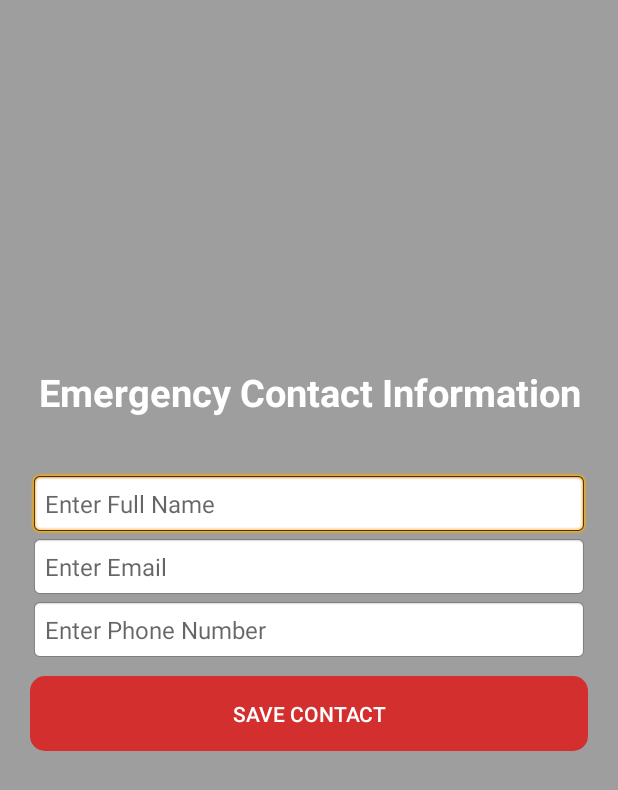
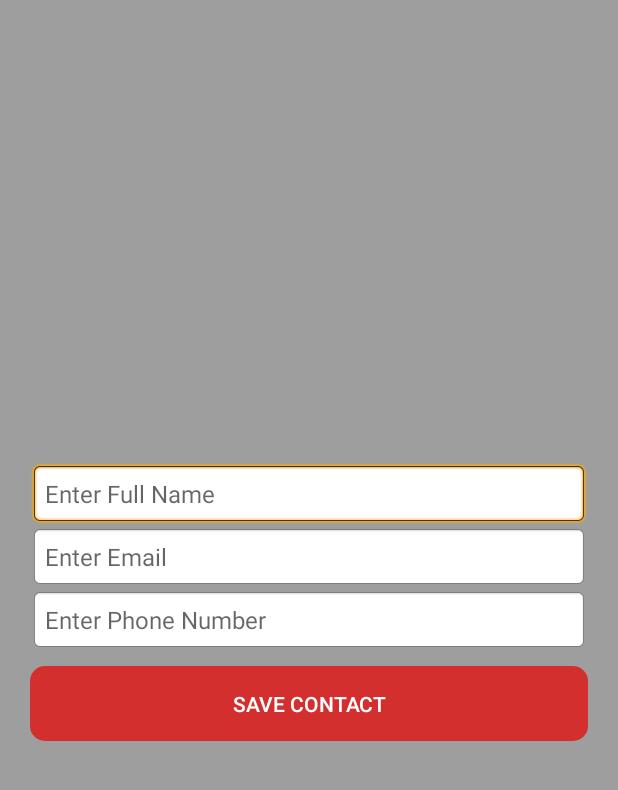
Before and after one commit to Joya-Saade/FypApp, an Android app: the EmergencyContactActivity screen opened directly, with no data from a screen before it, after a tap on "SAVE CONTACT", on a phone screen of 412 x 824 dp. Shown: the top 790 px of the screen. Run offline under Robolectric (Android 15) with nearby library versions, the phone set to English and light mode, and no system bars; our stand-ins replace Firebase (no records; nobody signed in at launch, a user with empty details on screens opened directly).

Commit message:
Emergency Contact Information Edit and Display done

```diff
--- a/app/src/main/AndroidManifest.xml
+++ b/app/src/main/AndroidManifest.xml
@@ -1,6 +1,8 @@
 <?xml version="1.0" encoding="utf-8"?>
 <manifest xmlns:android="http://schemas.android.com/apk/res/android"
     xmlns:tools="http://schemas.android.com/tools">
+
+    <uses-permission android:name="android.permission.INTERNET"/>
 
     <application
         android:allowBackup="true"
--- a/app/src/main/java/com/example/halo_test/EmergencyContactActivity.java
+++ b/app/src/main/java/com/example/halo_test/EmergencyContactActivity.java
@@ -1,18 +1,25 @@
 package com.example.halo_test;
 
 import android.os.Bundle;
+import android.util.Log;
 import android.view.View;
 import android.widget.Button;
 import android.widget.EditText;
 import android.widget.LinearLayout;
 import android.widget.TextView;
+import android.widget.Toast;
 import androidx.annotation.NonNull;
+import androidx.annotation.Nullable;
 import androidx.appcompat.app.AppCompatActivity;
 import androidx.cardview.widget.CardView;
 import com.google.firebase.auth.FirebaseAuth;
 import com.google.firebase.auth.FirebaseUser;
 import com.google.firebase.firestore.DocumentReference;
+import com.google.firebase.firestore.DocumentSnapshot;
+import com.google.firebase.firestore.EventListener;
 import com.google.firebase.firestore.FirebaseFirestore;
+import com.google.firebase.firestore.FirebaseFirestoreException;
+import com.google.firebase.firestore.SetOptions;
 import java.util.HashMap;
 import java.util.Map;
 
@@ -22,21 +29,22 @@ public class EmergencyContactActivity extends AppCompatActivity {
     private FirebaseUser currentUser;
 
     private EditText inputName, inputEmail, inputPhone;
-    private TextView contactName, contactEmail, contactPhone;
-    private Button btnSaveContact, btnEditContact;
+    private TextView contactName, contactEmail, contactPhone, contactTitle;
+    private Button btnSaveContact, btnEditContact, btnSendEmergencyEmail;
     private LinearLayout inputLayout;
     private CardView contactCard;
+
+    private String emergencyEmail;
 
     @Override
     protected void onCreate(Bundle savedInstanceState) {
         super.onCreate(savedInstanceState);
         setContentView(R.layout.activity_emergency_contact);
 
-        // Firebase initialization
         db = FirebaseFirestore.getInstance();
         currentUser = FirebaseAuth.getInstance().getCurrentUser();
 
-        // UI Elements
+        // UI Element Initialization
         inputLayout = findViewById(R.id.inputLayout);
         contactCard = findViewById(R.id.contactCard);
         inputName = findViewById(R.id.inputName);
@@ -45,17 +53,54 @@ public class EmergencyContactActivity extends AppCompatActivity {
         contactName = findViewById(R.id.contactName);
         contactEmail = findViewById(R.id.contactEmail);
         contactPhone = findViewById(R.id.contactPhone);
+        contactTitle = findViewById(R.id.contactTitle);
         btnSaveContact = findViewById(R.id.btnSaveContact);
         btnEditContact = findViewById(R.id.btnEditContact);
+        btnSendEmergencyEmail = findViewById(R.id.btnSendEmergencyEmail);
 
-        // Load contact info if it exists
+        // Load stored contact details & listen for emergency triggers
         loadEmergencyContact();
+        listenForEmergencyTrigger();
 
-        // Save contact button
         btnSaveContact.setOnClickListener(v -> saveEmergencyContact());
+        btnEditContact.setOnClickListener(v -> enableEditing());
+        btnSendEmergencyEmail.setOnClickListener(v -> {
+            if (emergencyEmail != null && !emergencyEmail.isEmpty()) {
+                sendEmergencyEmail();
+            } else {
+                Toast.makeText(this, "No emergency contact email found!", Toast.LENGTH_SHORT).show();
+            }
+        });
+    }
 
-        // Edit contact button
-        btnEditContact.setOnClickListener(v -> enableEditing());
+    private void listenForEmergencyTrigger() {
+        if (currentUser == null) return;
+        String userId = currentUser.getUid();
+        DocumentReference docRef = db.collection("EmergencyEvents").document(userId);
+
+        docRef.addSnapshotListener(new EventListener<DocumentSnapshot>() {
+            @Override
+            public void onEvent(@Nullable DocumentSnapshot document, @Nullable FirebaseFirestoreException e) {
+                if (e != null) {
+                    Log.w("Firestore", "🔥 Listen failed.", e);
+                    return;
+                }
+
+                if (document != null && document.exists()) {
+                    Boolean emergencyTrigger = document.getBoolean("emergency_trigger");
+
+                    if (Boolean.TRUE.equals(emergencyTrigger)) {
+                        Log.d("Firestore", "🚨 Emergency detected! Sending email...");
+                        sendEmergencyEmail();
+                        resetEmergencyTrigger();
+                    } else {
+                        Log.d("Firestore", "✅ No emergency detected.");
+                    }
+                } else {
+                    Log.d("Firestore", "⚠️ Document does not exist.");
+                }
+            }
+        });
     }
 
     private void loadEmergencyContact() {
@@ -65,23 +110,24 @@ public class EmergencyContactActivity extends AppCompatActivity {
 
         contactRef.get().addOnSuccessListener(documentSnapshot -> {
             if (documentSnapshot.exists()) {
-                // Contact found, display it
                 String name = documentSnapshot.getString("name");
-                String email = documentSnapshot.getString("email");
+                emergencyEmail = documentSnapshot.getString("email");
                 String phone = documentSnapshot.getString("phone");
 
                 contactName.setText("Name: " + name);
-                contactEmail.setText("Email: " + email);
+                contactEmail.setText("Email: " + emergencyEmail);
                 contactPhone.setText("Phone: " + phone);
+                contactTitle.setVisibility(View.VISIBLE);
 
-                // Show contact card & edit button, hide input fields
                 contactCard.setVisibility(View.VISIBLE);
                 btnEditContact.setVisibility(View.VISIBLE);
+                btnSendEmergencyEmail.setVisibility(View.VISIBLE);
                 inputLayout.setVisibility(View.GONE);
             } else {
-                // No contact found, show input fields
+                contactTitle.setVisibility(View.GONE);
                 contactCard.setVisibility(View.GONE);
                 btnEditContact.setVisibility(View.GONE);
+                btnSendEmergencyEmail.setVisibility(View.GONE);
                 inputLayout.setVisibility(View.VISIBLE);
             }
         });
@@ -91,22 +137,69 @@ public class EmergencyContactActivity extends AppCompatActivity {
         if (currentUser == null) return;
         String userId = currentUser.getUid();
 
+        // Validate input fields
+        String name = inputName.getText().toString().trim();
+        String email = inputEmail.getText().toString().trim();
+        String phone = inputPhone.getText().toString().trim();
+
+        if (name.isEmpty() || email.isEmpty() || phone.isEmpty()) {
+            Toast.makeText(this, "Please fill all fields!", Toast.LENGTH_SHORT).show();
+            return;
+        }
+
         Map<String, Object> contact = new HashMap<>();
-        contact.put("name", inputName.getText().toString().trim());
-        contact.put("email", inputEmail.getText().toString().trim());
-        contact.put("phone", inputPhone.getText().toString().trim());
+        contact.put("name", name);
+        contact.put("email", email);
+        contact.put("phone", phone);
 
         db.collection("EmergencyContacts").document(userId).set(contact)
-                .addOnSuccessListener(aVoid -> loadEmergencyContact());
+                .addOnSuccessListener(aVoid -> {
+                    Toast.makeText(this, "Emergency Contact Saved!", Toast.LENGTH_SHORT).show();
+                    loadEmergencyContact();
+                })
+                .addOnFailureListener(e -> Toast.makeText(this, "Error Saving Contact!", Toast.LENGTH_SHORT).show());
     }
 
     private void enableEditing() {
         contactCard.setVisibility(View.GONE);
         btnEditContact.setVisibility(View.GONE);
+        btnSendEmergencyEmail.setVisibility(View.GONE);
         inputLayout.setVisibility(View.VISIBLE);
 
         inputName.setText(contactName.getText().toString().replace("Name: ", ""));
         inputEmail.setText(contactEmail.getText().toString().replace("Email: ", ""));
         inputPhone.setText(contactPhone.getText().toString().replace("Phone: ", ""));
     }
+
+    private void sendEmergencyEmail() {
+        if (emergencyEmail == null || emergencyEmail.isEmpty()) {
+            Log.e("Email", "❌ No emergency contact email found!");
+            return;
+        }
+
+        String subject = "🚨 Emergency Alert: Immediate Assistance Required!";
+        String message = "Dear Emergency Contact,\n\n" +
+                "🚑 Your friend has been in a serious accident and needs immediate assistance.\n\n" +
+                "📍 **Last Known Location:** [Include GPS Coordinates Here]\n\n" +
+                "Please take immediate action or contact the authorities.\n\n" +
+                "**This is an automated emergency alert from the HALO Smart Helmet System.**\n\n" +
+                "Best regards,\nHALO Emergency System";
+
+        Log.d("Email", "📨 Sending emergency email to: " + emergencyEmail);
+        new JavaMailAPI(emergencyEmail, subject, message).execute();
+        Toast.makeText(this, "Emergency email sent!", Toast.LENGTH_SHORT).show();
+    }
+
+    private void resetEmergencyTrigger() {
+        if (currentUser == null) return;
+        String userId = currentUser.getUid();
+
+        Map<String, Object> resetData = new HashMap<>();
+        resetData.put("emergency_trigger", false);
+
+        db.collection("EmergencyEvents").document(userId)
+                .set(resetData, SetOptions.merge()) // Merges data instead of overwriting
+                .addOnSuccessListener(aVoid -> Log.d("Firestore", "✅ Emergency trigger reset."))
+                .addOnFailureListener(e -> Log.e("Firestore", "❌ Error resetting trigger", e));
+    }
 }
--- a/app/src/main/res/layout/activity_emergency_contact.xml
+++ b/app/src/main/res/layout/activity_emergency_contact.xml
@@ -8,25 +8,22 @@
     tools:context=".EmergencyContactActivity"
     android:background="@color/accent_color">
 
-
     <!-- Emergency Contact Info Title -->
-
-    <!-- Contact Card -->
-
     <TextView
-        android:id="@+id/titleEmergencyContact"
+        android:id="@+id/contactTitle"
         android:layout_width="wrap_content"
         android:layout_height="wrap_content"
-        android:layout_marginTop="244dp"
-        android:gravity="center"
-        android:text="Emergency Contact Information"
+        android:text="Emergency Contact Info"
+        android:textSize="24sp"
         android:textColor="@color/white"
-        android:textSize="25sp"
         android:textStyle="bold"
-        app:layout_constraintEnd_toEndOf="parent"
+        android:layout_marginTop="20dp"
+        android:layout_marginStart="20dp"
+        app:layout_constraintTop_toTopOf="parent"
         app:layout_constraintStart_toStartOf="parent"
-        app:layout_constraintTop_toTopOf="parent" />
+        android:visibility="gone"/>
 
+    <!-- Contact Card (Hidden by Default) -->
     <androidx.cardview.widget.CardView
         android:id="@+id/contactCard"
         android:layout_width="match_parent"
@@ -35,7 +32,7 @@
         app:cardElevation="8dp"
         android:layout_margin="20dp"
         android:visibility="gone"
-        app:layout_constraintTop_toBottomOf="@id/titleEmergencyContact"
+        app:layout_constraintTop_toBottomOf="@id/contactTitle"
         app:layout_constraintStart_toStartOf="parent"
         app:layout_constraintEnd_toEndOf="parent">
 
@@ -43,7 +40,7 @@
             android:layout_width="match_parent"
             android:layout_height="wrap_content"
             android:padding="20dp"
-            android:orientation="vertical" >
+            android:orientation="vertical">
 
             <TextView
                 android:id="@+id/contactName"
@@ -75,7 +72,7 @@
         </LinearLayout>
     </androidx.cardview.widget.CardView>
 
-    <!-- Edit Contact Button (Styled like Logout Button) -->
+    <!-- Edit Contact Button (Styled like Logout) -->
     <Button
         android:id="@+id/btnEditContact"
         android:layout_width="match_parent"
@@ -89,18 +86,32 @@
         app:layout_constraintEnd_toEndOf="parent"
         android:layout_margin="20dp"/>
 
-    <!-- Emergency Contact Input Layout -->
+    <!-- Send Emergency Email Button -->
+    <Button
+        android:id="@+id/btnSendEmergencyEmail"
+        android:layout_width="match_parent"
+        android:layout_height="50dp"
+        android:text="Send Emergency Email"
+        android:textColor="@color/white"
+        android:background="@drawable/red_rectangle"
+        android:visibility="gone"
+        app:layout_constraintTop_toBottomOf="@id/btnEditContact"
+        app:layout_constraintStart_toStartOf="parent"
+        app:layout_constraintEnd_toEndOf="parent"
+        android:layout_margin="20dp"/>
+
+    <!-- Emergency Contact Input Layout (Hidden when contact exists) -->
     <LinearLayout
         android:id="@+id/inputLayout"
         android:layout_width="match_parent"
         android:layout_height="wrap_content"
-        android:layout_marginTop="16dp"
+        android:layout_marginTop="288dp"
         android:orientation="vertical"
         android:padding="20dp"
         app:layout_constraintEnd_toEndOf="parent"
         app:layout_constraintHorizontal_bias="0.0"
         app:layout_constraintStart_toStartOf="parent"
-        app:layout_constraintTop_toBottomOf="@id/titleEmergencyContact">
+        app:layout_constraintTop_toBottomOf="@id/contactTitle">
 
         <EditText
             android:id="@+id/inputName"
@@ -118,6 +129,7 @@
             android:layout_height="wrap_content"
             android:background="@android:drawable/editbox_background"
             android:hint="Enter Email"
+            android:inputType="textEmailAddress"
             android:padding="10dp"
             android:textColor="@color/black"
             android:textSize="16sp" />
@@ -128,6 +140,7 @@
             android:layout_height="wrap_content"
             android:background="@android:drawable/editbox_background"
             android:hint="Enter Phone Number"
+            android:inputType="phone"
             android:padding="10dp"
             android:textColor="@color/black"
             android:textSize="16sp" />
@@ -142,4 +155,5 @@
             android:text="Save Contact"
             android:textColor="@color/white" />
     </LinearLayout>
+
 </androidx.constraintlayout.widget.ConstraintLayout>
```
Also changed, not shown: app/build.gradle (+8 -1 lines), app/src/main/java/com/example/halo_test/JavaMailAPI.java (added, +55 -0 lines).
